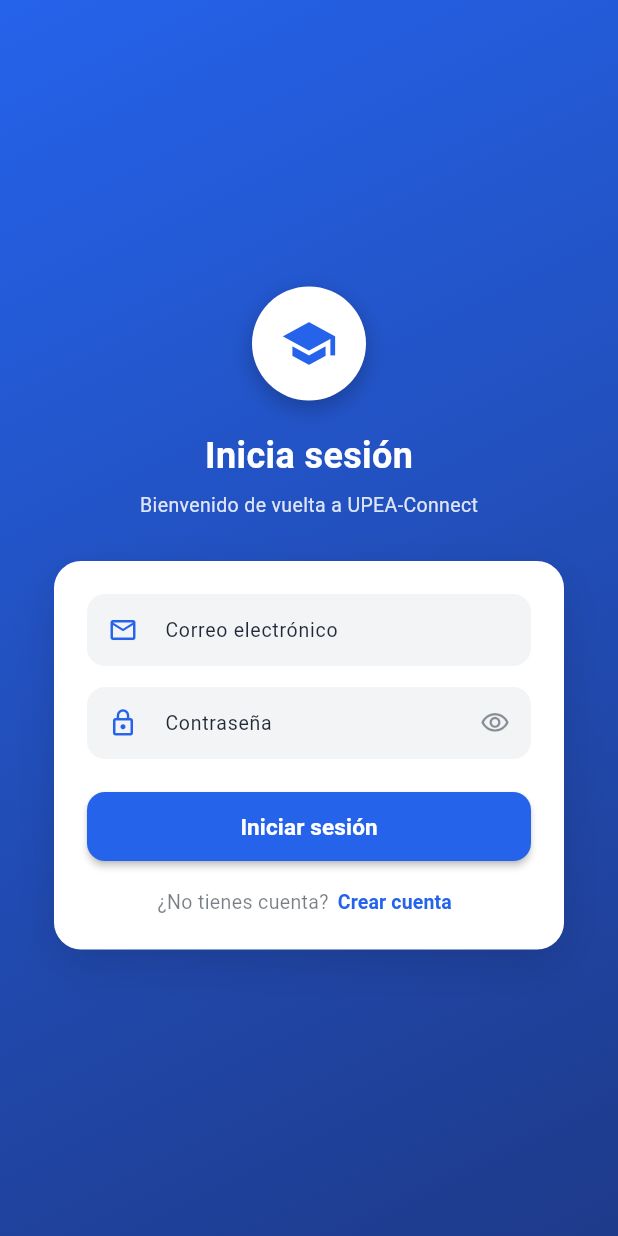
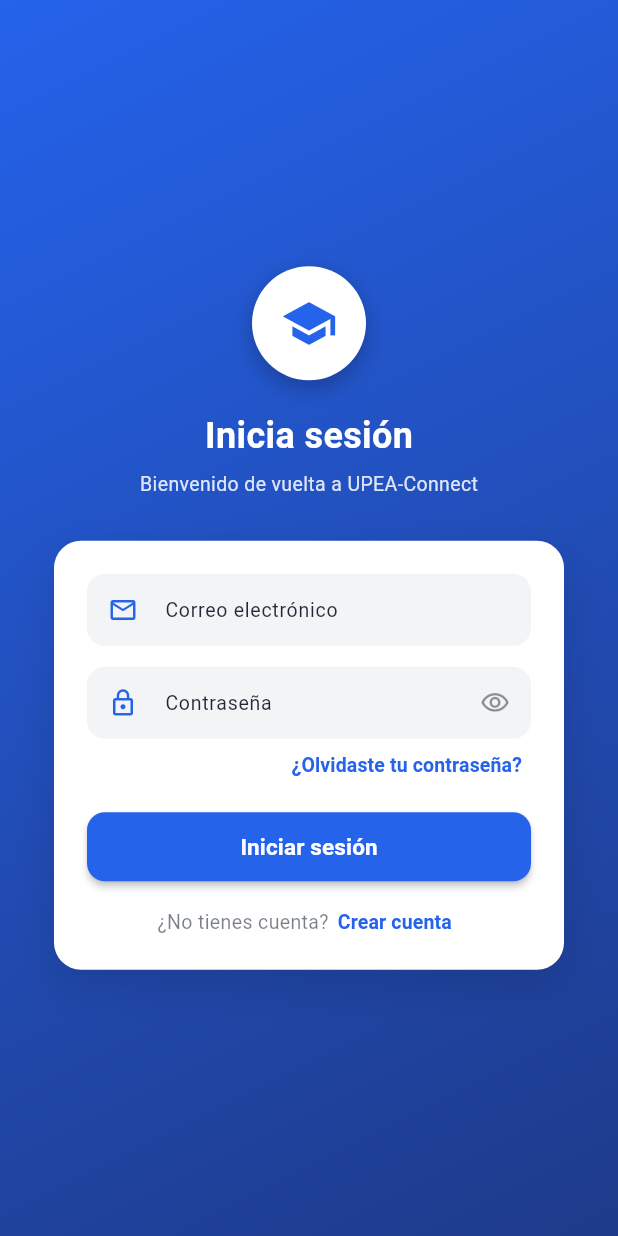
Before and after one commit to anddy-orosco/UPEA-Connect, a Flutter app: the LoginScreen screen opened directly, on a phone screen of 412 x 824 dp. Run offline on Flutter 3.47's test engine with Material 3 defaults, Android fonts, the phone set to English and light mode, and no system bars; our stand-ins replace audioplayers, cached_network_image, file_picker, flutter_local_notifications, image_picker, lottie and 7 more; missing offline and left inert: home_widget; accounts and stored records are empty; network calls fail; project files that could hold a hidden picture were left out.

Commit message:
feat: boton ¿Olvidaste tu contraseña? en login_screen.dart

```diff
--- a/lib/screens/login_screen.dart
+++ b/lib/screens/login_screen.dart
@@ -9,6 +9,7 @@ import '../widgets/diagonal_split_painter.dart';
 import 'home_screen.dart';
 import 'register_screen.dart';
 import 'verify_email_screen.dart';
+import 'forgot_password_screen.dart';
 
 /// Pantalla de inicio de sesión.
 /// Vive en lib/screens/login_screen.dart
@@ -112,6 +113,16 @@ class _LoginScreenState extends State<LoginScreen> {
   void _irACrearCuenta() {
     Navigator.of(context).push(
       MaterialPageRoute(builder: (context) => const RegisterScreen()),
+    );
+  }
+
+  void _irAOvidarContrasena() {
+    Navigator.of(context).push(
+      MaterialPageRoute(
+        builder: (context) => ForgotPasswordScreen(
+          emailPrellenado: _emailController.text.trim(),
+        ),
+      ),
     );
   }
 
@@ -294,6 +305,26 @@ class _LoginScreenState extends State<LoginScreen> {
                               fillColor: fillColor,
                             ),
                           ),
+                          const SizedBox(height: 8),
+                          Align(
+                            alignment: Alignment.centerRight,
+                            child: TextButton(
+                              onPressed: _isLoading ? null : _irAOvidarContrasena,
+                              style: TextButton.styleFrom(
+                                padding: const EdgeInsets.symmetric(horizontal: 6),
+                                minimumSize: Size.zero,
+                                tapTargetSize: MaterialTapTargetSize.shrinkWrap,
+                              ),
+                              child: Text(
+                                '¿Olvidaste tu contraseña?',
+                                style: TextStyle(
+                                  fontSize: 13,
+                                  fontWeight: FontWeight.w600,
+                                  color: colorScheme.primary,
+                                ),
+                              ),
+                            ),
+                          ),
                           const SizedBox(height: 22),
                           SizedBox(
                             width: double.infinity,
```
